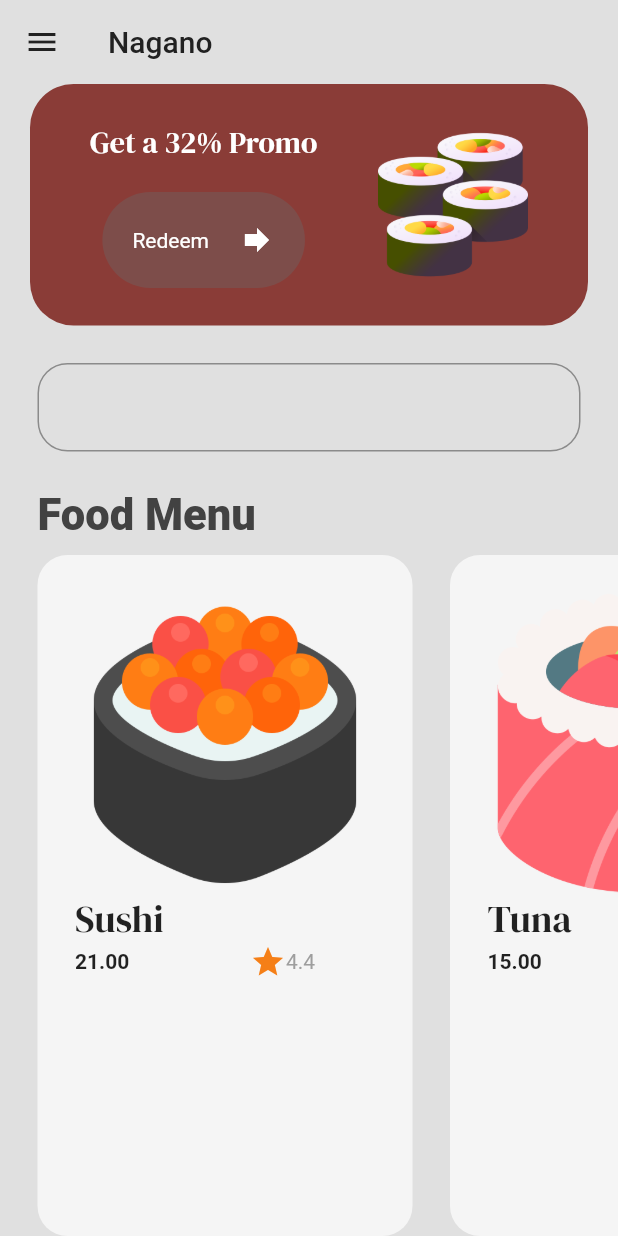
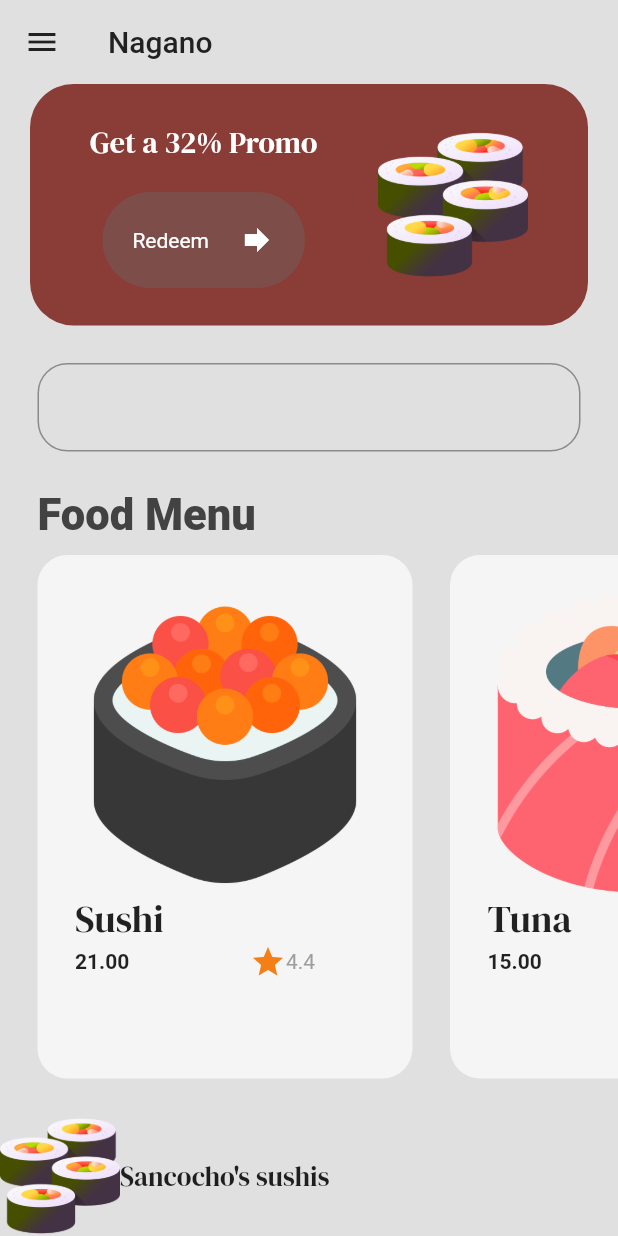
Before and after one commit to fbnjeje/Flutter_Road_Map, a Flutter app: the MenuPage screen opened by its route, on a phone screen of 412 x 824 dp. Run offline on Flutter 3.47's test engine with Material 2 defaults, Android fonts, the phone set to English and light mode, and no system bars; our stand-ins replace dio, google_fonts.

Commit message:
hola gente creando popular food wit h title

```diff
--- a/sushi app/sushi_app/lib/screens/menu_page.dart
+++ b/sushi app/sushi_app/lib/screens/menu_page.dart
@@ -113,8 +113,7 @@ class _MenuPage extends State<MenuPage> {
 
         const SizedBox(height: 10),
 
-        //popular food
-
+        //food view
         Expanded(
           child: ListView.builder(
             scrollDirection: Axis.horizontal,
@@ -123,6 +122,31 @@ class _MenuPage extends State<MenuPage> {
               food: foodMenu[index],
             ),
           ),
+        ),
+
+        //space
+
+        const SizedBox(height: 25),
+
+        //popular food
+
+        Container(
+          child: Row(
+            children: [
+              Image.asset(
+                'lib/assets/sushi (2).png',
+                height: 80,
+              ),
+              Column(
+                children: [
+                  Text(
+                    "Sancocho's sushis",
+                    style: GoogleFonts.dmSerifDisplay(fontSize: 18),
+                  )
+                ],
+              )
+            ],
+          ),
         )
       ]),
     );
```
